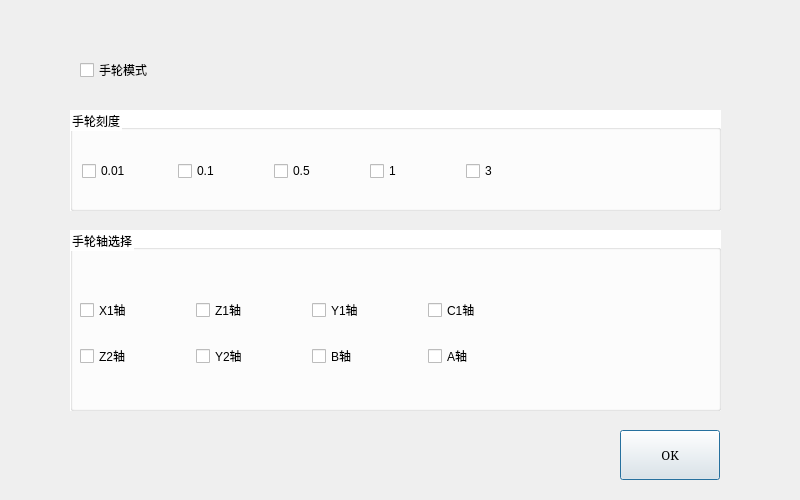
First picture: the form in dialogs/handwheeldialog.ui, repository Jade-yun/MachineTool, before the edit.
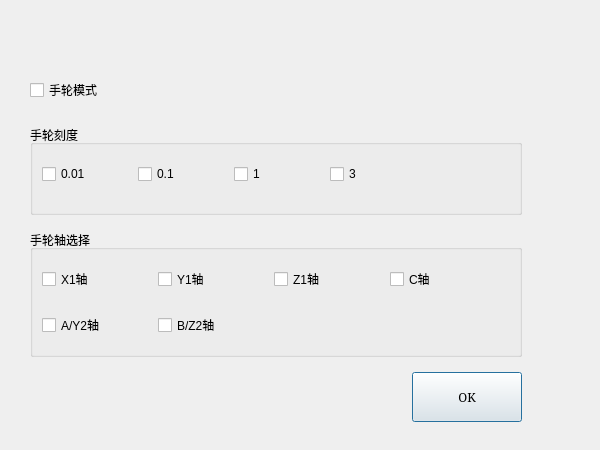
Second picture: the form after the edit.

Commit message: 完成手轮和修改样式

Patch:
```diff
--- a/dialogs/handwheeldialog.ui
+++ b/dialogs/handwheeldialog.ui
@@ -6,259 +6,38 @@
    <rect>
     <x>0</x>
     <y>0</y>
-    <width>800</width>
-    <height>500</height>
+    <width>600</width>
+    <height>450</height>
    </rect>
   </property>
   <property name="windowTitle">
    <string>Dialog</string>
   </property>
-  <widget class="QCheckBox" name="chboxMode">
+  <widget class="QWidget" name="">
    <property name="geometry">
     <rect>
-     <x>80</x>
-     <y>50</y>
-     <width>150</width>
-     <height>40</height>
+     <x>30</x>
+     <y>70</y>
+     <width>492</width>
+     <height>352</height>
     </rect>
    </property>
-   <property name="text">
-    <string>手轮模式</string>
-   </property>
-  </widget>
-  <widget class="QGroupBox" name="groupBox">
-   <property name="geometry">
-    <rect>
-     <x>70</x>
-     <y>110</y>
-     <width>651</width>
-     <height>101</height>
-    </rect>
-   </property>
-   <property name="styleSheet">
-    <string notr="true">QGroupBox{
-	background-color: rgb(255, 255, 255);
-}</string>
-   </property>
-   <property name="title">
-    <string>手轮刻度</string>
-   </property>
-   <widget class="QWidget" name="layoutWidget">
-    <property name="geometry">
-     <rect>
-      <x>12</x>
-      <y>40</y>
-      <width>476</width>
-      <height>42</height>
-     </rect>
-    </property>
-    <layout class="QHBoxLayout" name="horizontalLayout">
-     <item>
-      <widget class="QCheckBox" name="chbox0_01">
-       <property name="sizePolicy">
-        <sizepolicy hsizetype="Fixed" vsizetype="Fixed">
-         <horstretch>0</horstretch>
-         <verstretch>0</verstretch>
-        </sizepolicy>
-       </property>
-       <property name="minimumSize">
-        <size>
-         <width>90</width>
-         <height>40</height>
-        </size>
-       </property>
-       <property name="maximumSize">
-        <size>
-         <width>90</width>
-         <height>40</height>
-        </size>
-       </property>
-       <property name="text">
-        <string>0.01</string>
-       </property>
-      </widget>
-     </item>
-     <item>
-      <widget class="QCheckBox" name="chbox0_1">
-       <property name="sizePolicy">
-        <sizepolicy hsizetype="Fixed" vsizetype="Fixed">
-         <horstretch>0</horstretch>
-         <verstretch>0</verstretch>
-        </sizepolicy>
-       </property>
-       <property name="minimumSize">
-        <size>
-         <width>90</width>
-         <height>40</height>
-        </size>
-       </property>
-       <property name="maximumSize">
-        <size>
-         <width>90</width>
-         <height>40</height>
-        </size>
-       </property>
-       <property name="text">
-        <string>0.1</string>
-       </property>
-      </widget>
-     </item>
-     <item>
-      <widget class="QCheckBox" name="chbox0_5">
-       <property name="sizePolicy">
-        <sizepolicy hsizetype="Fixed" vsizetype="Fixed">
-         <horstretch>0</horstretch>
-         <verstretch>0</verstretch>
-        </sizepolicy>
-       </property>
-       <property name="minimumSize">
-        <size>
-         <width>90</width>
-         <height>40</height>
-        </size>
-       </property>
-       <property name="maximumSize">
-        <size>
-         <width>90</width>
-         <height>40</height>
-        </size>
-       </property>
-       <property name="text">
-        <string>0.5</string>
-       </property>
-      </widget>
-     </item>
-     <item>
-      <widget class="QCheckBox" name="chbox1">
-       <property name="sizePolicy">
-        <sizepolicy hsizetype="Fixed" vsizetype="Fixed">
-         <horstretch>0</horstretch>
-         <verstretch>0</verstretch>
-        </sizepolicy>
-       </property>
-       <property name="minimumSize">
-        <size>
-         <width>90</width>
-         <height>40</height>
-        </size>
-       </property>
-       <property name="maximumSize">
-        <size>
-         <width>90</width>
-         <height>40</height>
-        </size>
-       </property>
-       <property name="text">
-        <string>1</string>
-       </property>
-      </widget>
-     </item>
-     <item>
-      <widget class="QCheckBox" name="chbox3">
-       <property name="sizePolicy">
-        <sizepolicy hsizetype="Fixed" vsizetype="Fixed">
-         <horstretch>0</horstretch>
-         <verstretch>0</verstretch>
-        </sizepolicy>
-       </property>
-       <property name="minimumSize">
-        <size>
-         <width>90</width>
-         <height>40</height>
-        </size>
-       </property>
-       <property name="maximumSize">
-        <size>
-         <width>90</width>
-         <height>40</height>
-        </size>
-       </property>
-       <property name="text">
-        <string>3</string>
-       </property>
-      </widget>
-     </item>
-    </layout>
-   </widget>
-  </widget>
+   <layout class="QGridLayout" name="gridLayout_2">
+    <property name="verticalSpacing">
+     <number>15</number>
+    </property>
+    <item row="2" column="0">
   <widget class="QGroupBox" name="groupBox_2">
-   <property name="geometry">
-    <rect>
-     <x>70</x>
-     <y>230</y>
-     <width>651</width>
-     <height>181</height>
-    </rect>
-   </property>
    <property name="styleSheet">
-    <string notr="true">QGroupBox{
-	background-color: rgb(255, 255, 255);
-}</string>
+       <string notr="true"/>
    </property>
    <property name="title">
     <string>手轮轴选择</string>
    </property>
-   <widget class="QWidget" name="layoutWidget">
-    <property name="geometry">
-     <rect>
-      <x>10</x>
-      <y>60</y>
-      <width>460</width>
-      <height>88</height>
-     </rect>
-    </property>
+      <layout class="QFormLayout" name="formLayout_2">
+       <item row="0" column="0">
     <layout class="QGridLayout" name="gridLayout">
-     <item row="0" column="0">
-      <widget class="QCheckBox" name="chboxX1">
-       <property name="sizePolicy">
-        <sizepolicy hsizetype="Fixed" vsizetype="Fixed">
-         <horstretch>0</horstretch>
-         <verstretch>0</verstretch>
-        </sizepolicy>
-       </property>
-       <property name="minimumSize">
-        <size>
-         <width>110</width>
-         <height>40</height>
-        </size>
-       </property>
-       <property name="maximumSize">
-        <size>
-         <width>110</width>
-         <height>40</height>
-        </size>
-       </property>
-       <property name="text">
-        <string>X1轴</string>
-       </property>
-      </widget>
-     </item>
      <item row="0" column="1">
-      <widget class="QCheckBox" name="chboxZ1">
-       <property name="sizePolicy">
-        <sizepolicy hsizetype="Fixed" vsizetype="Fixed">
-         <horstretch>0</horstretch>
-         <verstretch>0</verstretch>
-        </sizepolicy>
-       </property>
-       <property name="minimumSize">
-        <size>
-         <width>110</width>
-         <height>40</height>
-        </size>
-       </property>
-       <property name="maximumSize">
-        <size>
-         <width>110</width>
-         <height>40</height>
-        </size>
-       </property>
-       <property name="text">
-        <string>Z1轴</string>
-       </property>
-      </widget>
-     </item>
-     <item row="0" column="2">
       <widget class="QCheckBox" name="chboxY1">
        <property name="sizePolicy">
         <sizepolicy hsizetype="Fixed" vsizetype="Fixed">
@@ -272,93 +51,12 @@
          <height>40</height>
         </size>
        </property>
-       <property name="maximumSize">
-        <size>
-         <width>110</width>
-         <height>40</height>
-        </size>
-       </property>
        <property name="text">
         <string>Y1轴</string>
        </property>
       </widget>
      </item>
-     <item row="0" column="3">
-      <widget class="QCheckBox" name="chboxC1">
-       <property name="sizePolicy">
-        <sizepolicy hsizetype="Fixed" vsizetype="Fixed">
-         <horstretch>0</horstretch>
-         <verstretch>0</verstretch>
-        </sizepolicy>
-       </property>
-       <property name="minimumSize">
-        <size>
-         <width>110</width>
-         <height>40</height>
-        </size>
-       </property>
-       <property name="maximumSize">
-        <size>
-         <width>110</width>
-         <height>40</height>
-        </size>
-       </property>
-       <property name="text">
-        <string>C1轴</string>
-       </property>
-      </widget>
-     </item>
-     <item row="1" column="0">
-      <widget class="QCheckBox" name="chboxZ2">
-       <property name="sizePolicy">
-        <sizepolicy hsizetype="Fixed" vsizetype="Fixed">
-         <horstretch>0</horstretch>
-         <verstretch>0</verstretch>
-        </sizepolicy>
-       </property>
-       <property name="minimumSize">
-        <size>
-         <width>110</width>
-         <height>40</height>
-        </size>
-       </property>
-       <property name="maximumSize">
-        <size>
-         <width>110</width>
-         <height>40</height>
-        </size>
-       </property>
-       <property name="text">
-        <string>Z2轴</string>
-       </property>
-      </widget>
-     </item>
      <item row="1" column="1">
-      <widget class="QCheckBox" name="chboxY2">
-       <property name="sizePolicy">
-        <sizepolicy hsizetype="Fixed" vsizetype="Fixed">
-         <horstretch>0</horstretch>
-         <verstretch>0</verstretch>
-        </sizepolicy>
-       </property>
-       <property name="minimumSize">
-        <size>
-         <width>110</width>
-         <height>40</height>
-        </size>
-       </property>
-       <property name="maximumSize">
-        <size>
-         <width>110</width>
-         <height>40</height>
-        </size>
-       </property>
-       <property name="text">
-        <string>Y2轴</string>
-       </property>
-      </widget>
-     </item>
-     <item row="1" column="2">
       <widget class="QCheckBox" name="chboxB">
        <property name="sizePolicy">
         <sizepolicy hsizetype="Fixed" vsizetype="Fixed">
@@ -372,18 +70,50 @@
          <height>40</height>
         </size>
        </property>
-       <property name="maximumSize">
+           <property name="text">
+            <string>B/Z2轴</string>
+           </property>
+          </widget>
+         </item>
+         <item row="0" column="0">
+          <widget class="QCheckBox" name="chboxX1">
+           <property name="sizePolicy">
+            <sizepolicy hsizetype="Fixed" vsizetype="Fixed">
+             <horstretch>0</horstretch>
+             <verstretch>0</verstretch>
+            </sizepolicy>
+           </property>
+           <property name="minimumSize">
         <size>
          <width>110</width>
          <height>40</height>
         </size>
        </property>
        <property name="text">
-        <string>B轴</string>
+            <string>X1轴</string>
        </property>
       </widget>
      </item>
-     <item row="1" column="3">
+         <item row="0" column="3">
+          <widget class="QCheckBox" name="chboxC">
+           <property name="sizePolicy">
+            <sizepolicy hsizetype="Fixed" vsizetype="Fixed">
+             <horstretch>0</horstretch>
+             <verstretch>0</verstretch>
+            </sizepolicy>
+           </property>
+           <property name="minimumSize">
+            <size>
+             <width>110</width>
+             <height>40</height>
+            </size>
+           </property>
+           <property name="text">
+            <string>C轴</string>
+           </property>
+          </widget>
+         </item>
+         <item row="1" column="0">
       <widget class="QCheckBox" name="chboxA">
        <property name="sizePolicy">
         <sizepolicy hsizetype="Fixed" vsizetype="Fixed">
@@ -397,28 +127,63 @@
          <height>40</height>
         </size>
        </property>
-       <property name="maximumSize">
+           <property name="text">
+            <string>A/Y2轴</string>
+           </property>
+          </widget>
+         </item>
+         <item row="0" column="2">
+          <widget class="QCheckBox" name="chboxZ1">
+           <property name="sizePolicy">
+            <sizepolicy hsizetype="Fixed" vsizetype="Fixed">
+             <horstretch>0</horstretch>
+             <verstretch>0</verstretch>
+            </sizepolicy>
+           </property>
+           <property name="minimumSize">
         <size>
          <width>110</width>
          <height>40</height>
         </size>
        </property>
        <property name="text">
-        <string>A轴</string>
+            <string>Z1轴</string>
        </property>
       </widget>
      </item>
     </layout>
-   </widget>
-  </widget>
+       </item>
+      </layout>
+     </widget>
+    </item>
+    <item row="3" column="0">
+     <layout class="QHBoxLayout" name="horizontalLayout_2">
+      <item>
+       <spacer name="horizontalSpacer">
+        <property name="orientation">
+         <enum>Qt::Horizontal</enum>
+        </property>
+        <property name="sizeHint" stdset="0">
+         <size>
+          <width>40</width>
+          <height>20</height>
+         </size>
+        </property>
+       </spacer>
+      </item>
+      <item>
   <widget class="QPushButton" name="btnOK">
-   <property name="geometry">
-    <rect>
-     <x>620</x>
-     <y>430</y>
+        <property name="minimumSize">
+         <size>
+          <width>110</width>
+          <height>45</height>
+         </size>
+        </property>
+        <property name="maximumSize">
+         <size>
      <width>100</width>
      <height>50</height>
-    </rect>
+         </size>
    </property>
    <property name="font">
     <font>
@@ -427,6 +192,9 @@
      <bold>false</bold>
     </font>
    </property>
+        <property name="layoutDirection">
+         <enum>Qt::LeftToRight</enum>
+        </property>
    <property name="text">
     <string>OK</string>
    </property>
@@ -436,6 +204,116 @@
      <height>25</height>
     </size>
    </property>
+       </widget>
+      </item>
+     </layout>
+    </item>
+    <item row="1" column="0">
+     <widget class="QGroupBox" name="groupBox">
+      <property name="styleSheet">
+       <string notr="true"/>
+      </property>
+      <property name="title">
+       <string>手轮刻度</string>
+      </property>
+      <layout class="QFormLayout" name="formLayout">
+       <item row="0" column="0">
+        <layout class="QHBoxLayout" name="horizontalLayout">
+         <item>
+          <widget class="QCheckBox" name="chbox0_01">
+           <property name="sizePolicy">
+            <sizepolicy hsizetype="Fixed" vsizetype="Fixed">
+             <horstretch>0</horstretch>
+             <verstretch>0</verstretch>
+            </sizepolicy>
+           </property>
+           <property name="minimumSize">
+            <size>
+             <width>90</width>
+             <height>40</height>
+            </size>
+           </property>
+           <property name="text">
+            <string>0.01</string>
+           </property>
+          </widget>
+         </item>
+         <item>
+          <widget class="QCheckBox" name="chbox0_1">
+           <property name="sizePolicy">
+            <sizepolicy hsizetype="Fixed" vsizetype="Fixed">
+             <horstretch>0</horstretch>
+             <verstretch>0</verstretch>
+            </sizepolicy>
+           </property>
+           <property name="minimumSize">
+            <size>
+             <width>90</width>
+             <height>40</height>
+            </size>
+           </property>
+           <property name="text">
+            <string>0.1</string>
+           </property>
+          </widget>
+         </item>
+         <item>
+          <widget class="QCheckBox" name="chbox1">
+           <property name="sizePolicy">
+            <sizepolicy hsizetype="Fixed" vsizetype="Fixed">
+             <horstretch>0</horstretch>
+             <verstretch>0</verstretch>
+            </sizepolicy>
+           </property>
+           <property name="minimumSize">
+            <size>
+             <width>90</width>
+             <height>40</height>
+            </size>
+           </property>
+           <property name="text">
+            <string>1</string>
+           </property>
+          </widget>
+         </item>
+         <item>
+          <widget class="QCheckBox" name="chbox3">
+           <property name="sizePolicy">
+            <sizepolicy hsizetype="Fixed" vsizetype="Fixed">
+             <horstretch>0</horstretch>
+             <verstretch>0</verstretch>
+            </sizepolicy>
+           </property>
+           <property name="minimumSize">
+            <size>
+             <width>90</width>
+             <height>40</height>
+            </size>
+           </property>
+           <property name="text">
+            <string>3</string>
+           </property>
+          </widget>
+         </item>
+        </layout>
+       </item>
+      </layout>
+     </widget>
+    </item>
+    <item row="0" column="0">
+     <widget class="QCheckBox" name="chboxMode">
+      <property name="minimumSize">
+       <size>
+        <width>0</width>
+        <height>40</height>
+       </size>
+      </property>
+      <property name="text">
+       <string>手轮模式</string>
+      </property>
+     </widget>
+    </item>
+   </layout>
   </widget>
  </widget>
  <resources/>
```
Lines whose indentation alone changed are shown as unchanged. The commit also changes 11 other files.
